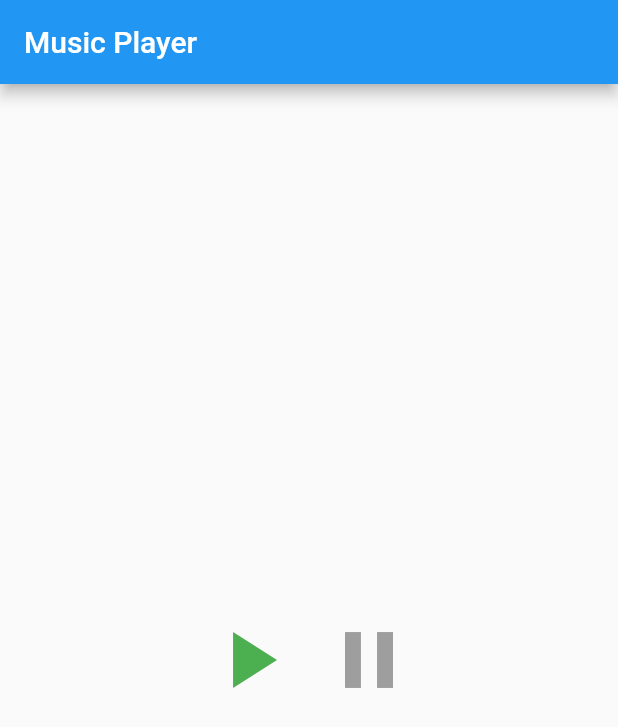
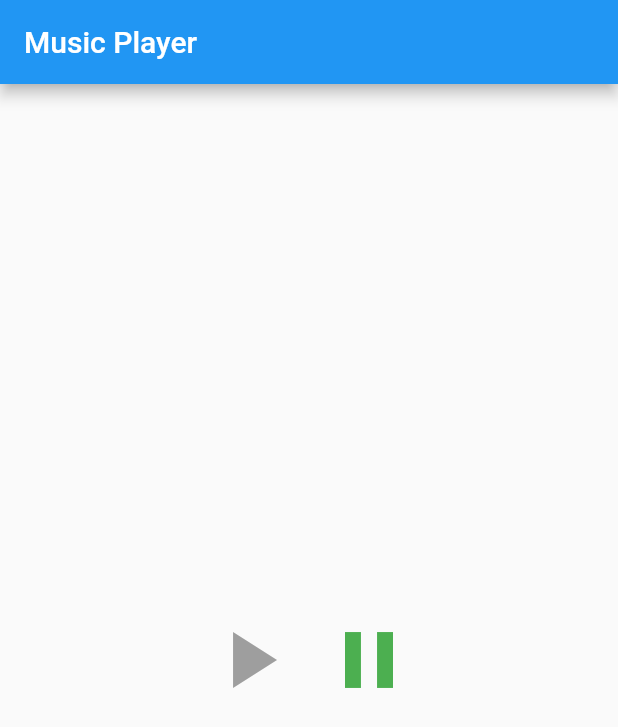
Before and after one commit to fadsxd/miproyectoflutterapp, a Flutter app: the screen it shows after launch, on a phone screen of 412 x 824 dp. Shown: the top 727 px of the screen. Run offline on Flutter 3.47's test engine with Material 2 defaults, Android fonts, the phone set to English and light mode, and no system bars; our stand-ins replace audioplayers.

Commit message:
creando funcion Widget

```diff
--- a/lib/main.dart
+++ b/lib/main.dart
@@ -39,25 +39,29 @@ void main() => runApp(MaterialApp(
       body: Center(
         child: Row(
           mainAxisAlignment: MainAxisAlignment.center,
-      children: <Widget>[
-          IconButton(
-          icon: Icon(Icons.play_arrow),
-          iconSize: 64,
-          color: Colors.green,
-          onPressed: (){
-            audioCache.play(audioName);
-          },
-        ),
-        IconButton(
-          icon: Icon(Icons.pause),
-          iconSize: 64,
-          color: Colors.grey,
-          onPressed: (){
-            audioPlayer.pause();
-          },
-        ),
-        ]
+          children: audioControls(),
         )),
       );
     }
+    Widget CreateIconButton(IconData icon,Color color, VoidCallback onPressed){
+      return IconButton(
+         icon: Icon(icon),
+         iconSize: 64,
+         color: color,
+         onPressed: onPressed,
+        );
+    }
+
+    List<Widget> audioControls(){
+      return <Widget>[
+          CreateIconButton(Icons.play_arrow,Colors.grey,()
+        {
+          audioCache.play(audioName);
+        }),
+        CreateIconButton(Icons.pause,Colors.green,()
+        {
+          audioPlayer.pause();
+        })
+      ];
+    }
   }
```
